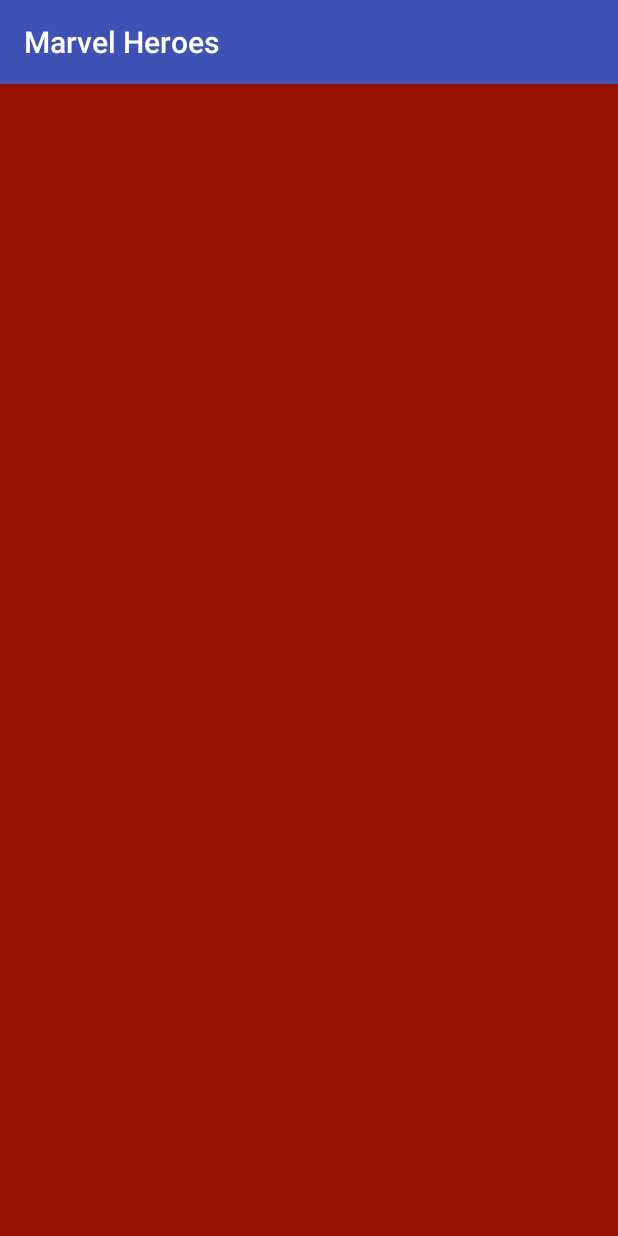
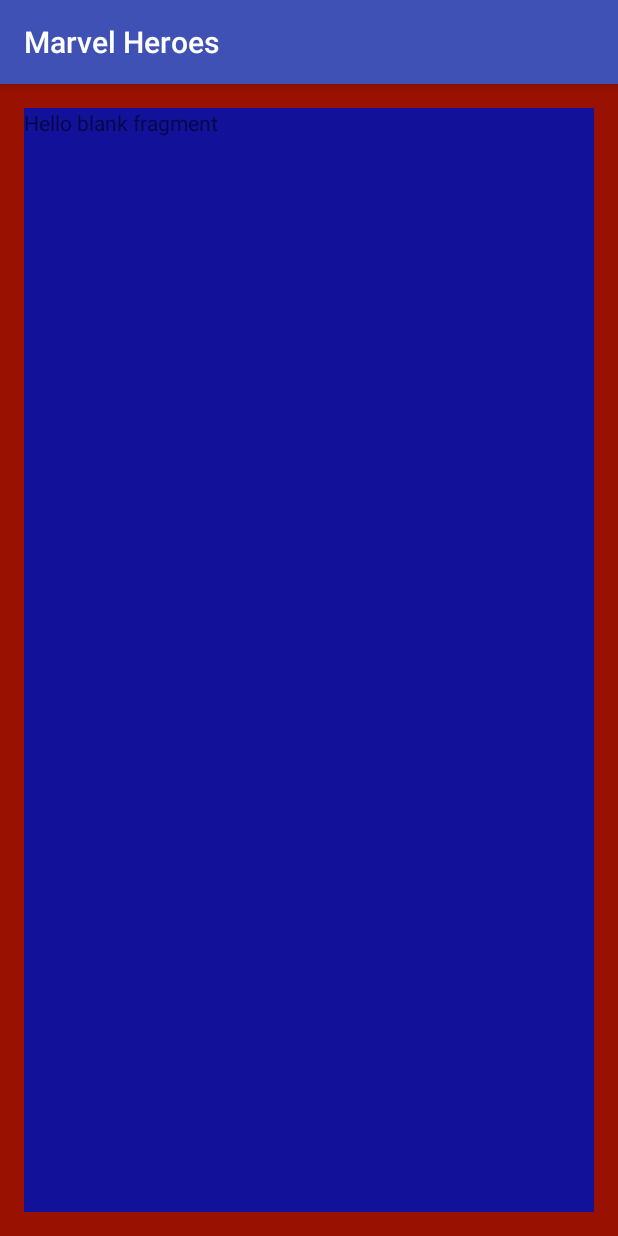
Before and after one commit to HeribertoME/MarvelHeroes, an Android app: the screen it shows after launch (MainActivity), on a phone screen of 412 x 824 dp. Run offline under Robolectric (Android 15) with nearby library versions, the phone set to English and light mode, and no system bars; network calls fail; 1 statement that could not run was skipped.

Commit message:
Se implementa fragment

```diff
--- a/app/src/main/java/com/hmelizarraraz/marvelheroes/MainActivity.java
+++ b/app/src/main/java/com/hmelizarraraz/marvelheroes/MainActivity.java
@@ -1,5 +1,7 @@
 package com.hmelizarraraz.marvelheroes;
 
+import android.support.v4.app.FragmentManager;
+import android.support.v4.app.FragmentTransaction;
 import android.support.v7.app.AppCompatActivity;
 import android.os.Bundle;
 import android.widget.FrameLayout;
@@ -18,6 +20,7 @@ import retrofit2.Response;
 
 public class MainActivity extends AppCompatActivity {
 
+    private static final String HERO_LIST_FRAGMENT = "hero_list_fragment";
     private FrameLayout frameLayout;
 
     public static final int AVENGERS_COMIC_ID = 354;
@@ -45,5 +48,12 @@ public class MainActivity extends AppCompatActivity {
         });
 
         frameLayout = (FrameLayout) findViewById(R.id.placeHolder);
+
+        FragmentManager fragmentManager = getSupportFragmentManager();
+        FragmentTransaction fragmentTransaction = fragmentManager.beginTransaction();
+
+        HeroListFragment heroListFragment = new HeroListFragment();
+        fragmentTransaction.add(R.id.placeHolder, heroListFragment, HERO_LIST_FRAGMENT);
+        fragmentTransaction.commit();
     }
 }
--- a/app/src/main/res/layout/fragment_hero_list.xml
+++ b/app/src/main/res/layout/fragment_hero_list.xml
@@ -3,7 +3,7 @@
     android:layout_width="match_parent"
     android:layout_height="match_parent"
     tools:context="com.hmelizarraraz.marvelheroes.HeroListFragment"
-    android:padding="16dp"
+    android:layout_margin="16dp"
     android:background="#111199"
     >
 
```
